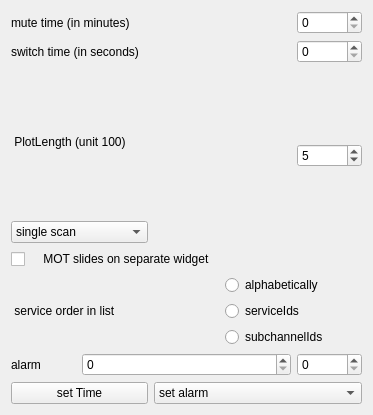
This is forms/config-helper.ui in JvanKatwijk/qt-dab as Qt 5 draws it before an edit. The edited form follows.
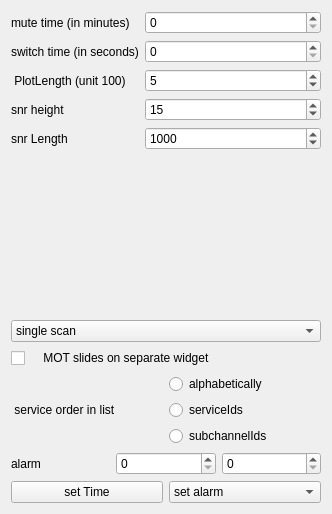
This is the edited form. Custom widgets are drawn as their Qt base class.

Diff of the .ui file:
```diff
--- a/forms/config-helper.ui
+++ b/forms/config-helper.ui
@@ -6,50 +6,52 @@
    <rect>
     <x>0</x>
     <y>0</y>
-    <width>373</width>
-    <height>415</height>
+    <width>332</width>
+    <height>514</height>
    </rect>
   </property>
   <property name="windowTitle">
    <string>Configuration</string>
   </property>
-  <layout class="QGridLayout" name="gridLayout">
-   <item row="0" column="0" colspan="2">
+  <layout class="QVBoxLayout" name="verticalLayout_2">
+   <item>
+    <layout class="QFormLayout" name="formLayout">
+     <item row="0" column="0">
     <widget class="QLabel" name="label">
      <property name="text">
       <string>mute time (in minutes)</string>
      </property>
     </widget>
    </item>
-   <item row="0" column="4">
+     <item row="0" column="1">
     <widget class="smallSpinBox" name="muteTimeSetting">
      <property name="toolTip">
       <string>Set here the mute time in minutes</string>
      </property>
     </widget>
    </item>
-   <item row="1" column="0" colspan="3">
+     <item row="1" column="0">
     <widget class="QLabel" name="label_2">
      <property name="text">
       <string>switch time (in seconds)</string>
      </property>
     </widget>
    </item>
-   <item row="1" column="4">
+     <item row="1" column="1">
     <widget class="smallSpinBox" name="switchDelaySetting">
      <property name="toolTip">
       <string>Set here the delay, when searching for data in a channel, in seconds</string>
      </property>
     </widget>
    </item>
-   <item row="2" column="0" colspan="2">
+     <item row="2" column="0">
     <widget class="QLabel" name="label_5">
      <property name="text">
       <string> PlotLength (unit 100)</string>
      </property>
     </widget>
    </item>
-   <item row="2" column="4" rowspan="2">
+     <item row="2" column="1">
     <widget class="smallSpinBox" name="plotLengthSetting">
      <property name="minimum">
       <number>1</number>
@@ -62,7 +64,49 @@
      </property>
     </widget>
    </item>
-   <item row="3" column="0" colspan="2">
+     <item row="3" column="0">
+      <widget class="QLabel" name="label_6">
+       <property name="text">
+        <string>snr height</string>
+       </property>
+      </widget>
+     </item>
+     <item row="3" column="1">
+      <widget class="QSpinBox" name="snrHeightSelector">
+       <property name="minimum">
+        <number>5</number>
+       </property>
+       <property name="value">
+        <number>15</number>
+       </property>
+      </widget>
+     </item>
+     <item row="4" column="0">
+      <widget class="QLabel" name="label_7">
+       <property name="text">
+        <string>snr Length</string>
+       </property>
+      </widget>
+     </item>
+     <item row="4" column="1">
+      <widget class="QSpinBox" name="snrLengthSelector">
+       <property name="minimum">
+        <number>100</number>
+       </property>
+       <property name="maximum">
+        <number>5000</number>
+       </property>
+       <property name="singleStep">
+        <number>100</number>
+       </property>
+       <property name="value">
+        <number>1000</number>
+       </property>
+      </widget>
+     </item>
+    </layout>
+   </item>
+   <item>
     <widget class="QComboBox" name="scanmodeSelector">
      <item>
       <property name="text">
@@ -81,31 +125,35 @@
      </item>
     </widget>
    </item>
-   <item row="4" column="0" colspan="5">
+   <item>
     <widget class="QCheckBox" name="motslideSelector">
      <property name="text">
       <string>    MOT slides on separate widget</string>
      </property>
     </widget>
    </item>
-   <item row="5" column="3" colspan="2">
-    <widget class="QRadioButton" name="orderAlfabetical">
-     <property name="text">
-      <string>alphabetically</string>
-     </property>
-     <attribute name="buttonGroup">
-      <string notr="true">buttonGroup</string>
-     </attribute>
-    </widget>
-   </item>
-   <item row="6" column="0" colspan="2">
+   <item>
+    <layout class="QHBoxLayout" name="horizontalLayout_3">
+     <item>
     <widget class="QLabel" name="label_3">
      <property name="text">
       <string> service order in list</string>
      </property>
     </widget>
    </item>
-   <item row="6" column="3" colspan="2">
+     <item>
+      <layout class="QVBoxLayout" name="verticalLayout">
+       <item>
+        <widget class="QRadioButton" name="orderAlfabetical">
+         <property name="text">
+          <string>alphabetically</string>
+         </property>
+         <attribute name="buttonGroup">
+          <string notr="true">buttonGroup</string>
+         </attribute>
+        </widget>
+       </item>
+       <item>
     <widget class="QRadioButton" name="orderServiceIds">
      <property name="text">
       <string>serviceIds</string>
@@ -115,7 +163,7 @@
      </attribute>
     </widget>
    </item>
-   <item row="7" column="3" colspan="2">
+       <item>
     <widget class="QRadioButton" name="ordersubChannelIds">
      <property name="text">
       <string>subchannelIds</string>
@@ -125,35 +173,45 @@
      </attribute>
     </widget>
    </item>
-   <item row="8" column="0">
+      </layout>
+     </item>
+    </layout>
+   </item>
+   <item>
+    <layout class="QHBoxLayout" name="horizontalLayout">
+     <item>
     <widget class="QLabel" name="label_4">
      <property name="text">
       <string>alarm</string>
      </property>
     </widget>
    </item>
-   <item row="8" column="1" colspan="3">
+     <item>
     <widget class="smallSpinBox" name="alarm_hours">
      <property name="maximum">
       <number>23</number>
      </property>
     </widget>
    </item>
-   <item row="8" column="4">
+     <item>
     <widget class="smallSpinBox" name="alarm_minutes">
      <property name="maximum">
       <number>59</number>
      </property>
     </widget>
    </item>
-   <item row="9" column="0" colspan="2">
+    </layout>
+   </item>
+   <item>
+    <layout class="QHBoxLayout" name="horizontalLayout_2">
+     <item>
     <widget class="smallPushButton" name="setTime_button">
      <property name="text">
       <string>set Time</string>
      </property>
     </widget>
    </item>
-   <item row="9" column="2" colspan="3">
+     <item>
     <widget class="QComboBox" name="alarmSelector">
      <property name="toolTip">
       <string>An alarm can be set. If the alarm time is reached, the selected service will be chosen.</string>
@@ -169,6 +227,8 @@
       </property>
      </item>
     </widget>
+     </item>
+    </layout>
    </item>
   </layout>
  </widget>
```
Lines whose indentation alone changed are shown as unchanged.
